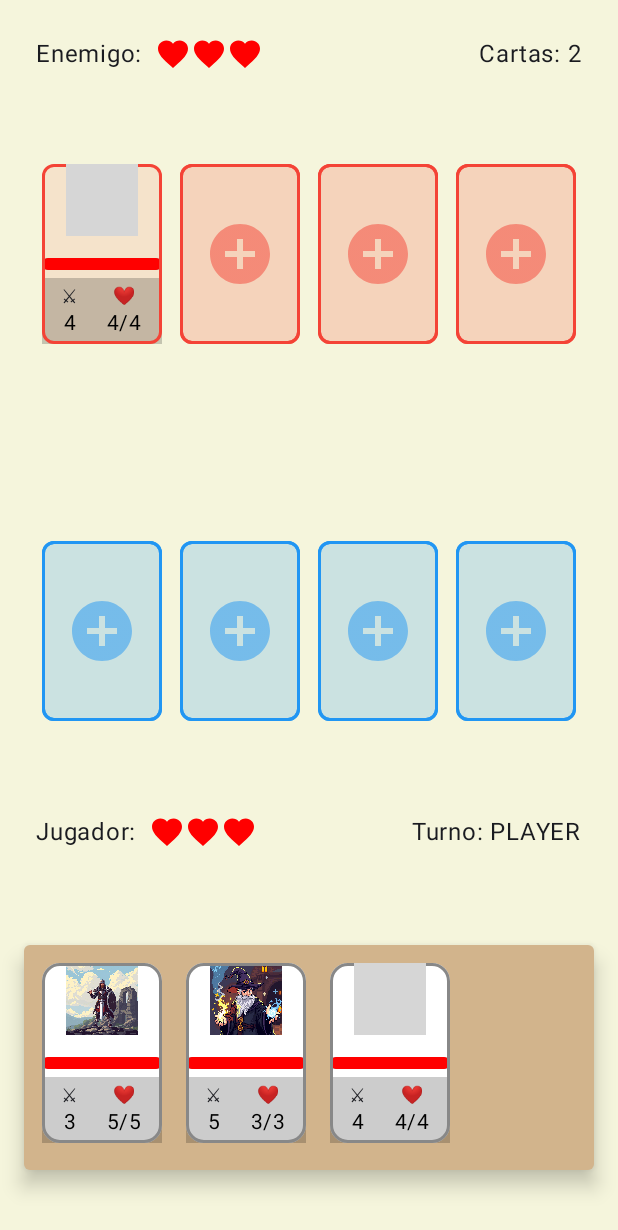
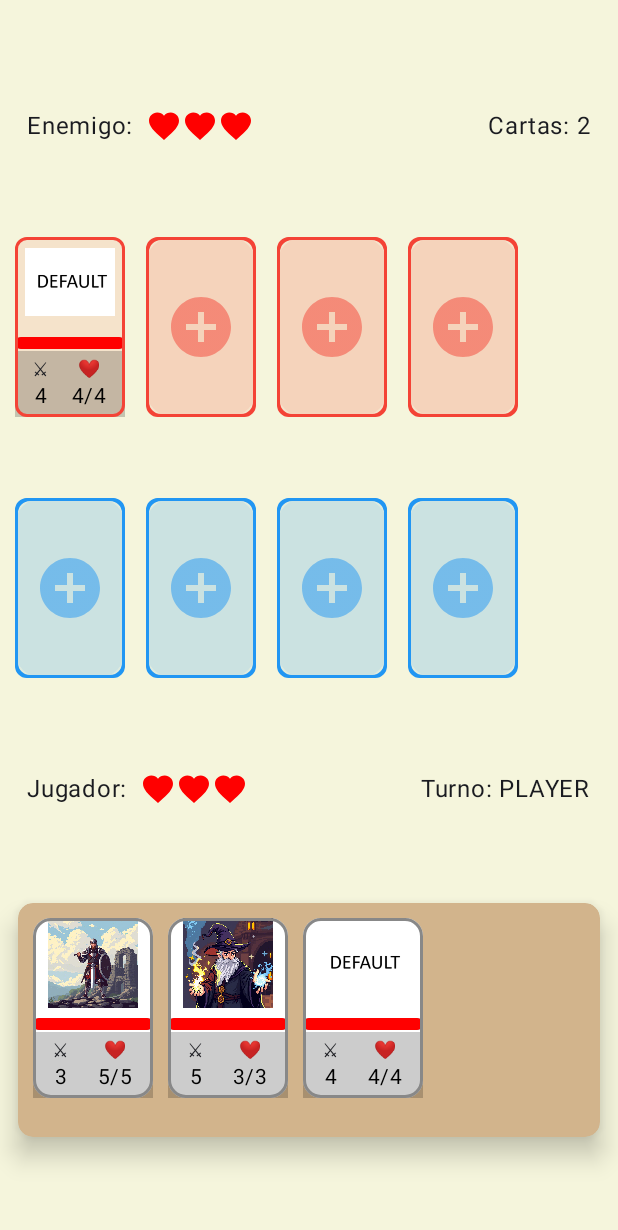
Before and after one commit to David0-Eng/TheLastTurn, an Android app built with Jetpack Compose: the GameScreen screen opened through its navigation route, on a phone screen of 412 x 824 dp. Shown: the top 1230 px of the screen. Run offline under Robolectric (Android 15) with nearby library versions, the light colour scheme and no system bars; grey boxes are pictures that could not be loaded.

Commit message:
Improved a bit the display style of the GameScreen and the ResultsScreen

```diff
--- a/app/src/main/java/com/example/thelastturn/ui/screens/GameScreen.kt
+++ b/app/src/main/java/com/example/thelastturn/ui/screens/GameScreen.kt
@@ -1,5 +1,6 @@
 package com.example.thelastturn.ui.screens
 
+import android.content.res.Configuration
 import androidx.compose.animation.AnimatedVisibility
 import androidx.compose.animation.core.animateFloatAsState
 import androidx.compose.foundation.Image
@@ -18,10 +19,11 @@ import androidx.compose.runtime.*
 import androidx.compose.ui.Alignment
 import androidx.compose.ui.Modifier
 import androidx.compose.ui.draw.shadow
-import androidx.compose.ui.graphics.Brush
 import androidx.compose.ui.graphics.Color
 import androidx.compose.ui.graphics.graphicsLayer
+import androidx.compose.ui.platform.LocalConfiguration
 import androidx.compose.ui.res.painterResource
+import androidx.compose.ui.unit.Dp
 import androidx.compose.ui.unit.dp
 import androidx.lifecycle.viewmodel.compose.viewModel
 import com.example.thelastturn.R
@@ -29,6 +31,12 @@ import com.example.thelastturn.model.BoardSlot
 import com.example.thelastturn.model.Card
 import com.example.thelastturn.viewmodel.GameViewModel
 import com.example.thelastturn.model.PlayerTurn
+
+@Composable
+fun isLandscape(): Boolean {
+    val configuration = LocalConfiguration.current
+    return configuration.orientation == Configuration.ORIENTATION_LANDSCAPE
+}
 
 @Composable
 fun GameScreen(onGameEnd: (String) -> Unit) {
@@ -41,54 +49,107 @@ fun GameScreen(onGameEnd: (String) -> Unit) {
         }
     }
 
-    // Fondo amarillo claro estilo trigo
-    Box(
-        modifier = Modifier.fillMaxSize(),
-        contentAlignment = Alignment.Center
-    ) {
+    val landscape = isLandscape()
+
     Box(
         modifier = Modifier
             .fillMaxSize()
-                .background(Color(0xFFF5F5DC)) // Amarillo claro estilo trigo
-        )
+            .background(Color(0xFFF5F5DC)), // fondo beige
+        contentAlignment = Alignment.Center
+    ) {
 
+        if (landscape) {
             Column(
                 modifier = Modifier
                     .fillMaxSize()
-                .padding(16.dp),
-            verticalArrangement = Arrangement.SpaceBetween
+                    .padding(8.dp)
+            ) {
+                Row(
+                    modifier = Modifier
+                        .weight(1f)
+                        .fillMaxWidth(),
+                    horizontalArrangement = Arrangement.SpaceEvenly
+                ) {
+                    Column(
+                        modifier = Modifier
+                            .weight(2f)
+                            .fillMaxHeight()
+                            .padding(end = 16.dp), // espacio entre enemigo y jugador
+                        verticalArrangement = Arrangement.spacedBy(16.dp)
                     ) {
                         EnemyInfo(viewModel)
 
-            // Tablero enemigo
                         BoardSection(
                             slots = viewModel.enemySlots,
                             isPlayer = false,
                             viewModel = viewModel,
-                availableCards = viewModel.enemyHand
+                            cardSpacing = 8.dp
                         )
+                    }
 
-            Spacer(modifier = Modifier.height(24.dp))
+                    Column(
+                        modifier = Modifier
+                            .weight(2f)
+                            .fillMaxHeight()
+                            .padding(start = 16.dp), // espacio entre enemigo y jugador
+                        verticalArrangement = Arrangement.spacedBy(16.dp)
+                    ) {
+                        PlayerInfo(viewModel)
 
-            // Tablero jugador
                         BoardSection(
                             slots = viewModel.playerSlots,
                             isPlayer = true,
                             viewModel = viewModel,
-                availableCards = viewModel.playerHand
+                            cardSpacing = 8.dp
                         )
+                    }
+                }
 
-            PlayerInfo(viewModel)
+                Spacer(modifier = Modifier.height(16.dp)) // espacio entre tablero y mano
 
-            // Baraja del jugador (ajustada)
+                Box(
+                    modifier = Modifier
+                        .height(180.dp),
+                    contentAlignment = Alignment.Center
+                ) {
                     PlayerHand(
-                cards = viewModel.playerHand.take(4), // Máximo 4 cartas visibles
+                        cards = viewModel.playerHand.take(4),
                         selectedCard = viewModel.selectedCard.value,
                         onCardSelected = { viewModel.selectCard(it) }
                     )
                 }
             }
         }
+
+        else {
+            Column(
+                modifier = Modifier
+                    .padding(10.dp)
+                    .matchParentSize(),
+                verticalArrangement = Arrangement.SpaceEvenly
+            ) {
+                EnemyInfo(viewModel)
+                BoardSection(
+                    slots = viewModel.enemySlots,
+                    isPlayer = false,
+                    viewModel = viewModel,
+                )
+                BoardSection(
+                    slots = viewModel.playerSlots,
+                    isPlayer = true,
+                    viewModel = viewModel,
+                )
+                PlayerInfo(viewModel)
+                PlayerHand(
+                    cards = viewModel.playerHand.take(4),
+                    selectedCard = viewModel.selectedCard.value,
+                    onCardSelected = { viewModel.selectCard(it) }
+                )
+            }
+        }
+    }
+}
+
 
 @Composable
 private fun PlayerInfo(viewModel: GameViewModel) {
@@ -126,7 +187,7 @@ private fun EnemyInfo(viewModel: GameViewModel) {
 
 @Composable
 private fun HealthIcons(health: Int) {
-    val maxHealth = 3 // Ajusta esto según tu lógica de juego
+    val maxHealth = 3
     Row {
         repeat(maxHealth) { index ->
             val isVisible = index < health
@@ -147,18 +208,17 @@ private fun BoardSection(
     slots: List<BoardSlot>,
     isPlayer: Boolean,
     viewModel: GameViewModel,
-    availableCards: List<Card>
+    cardSpacing: Dp = 14.dp
 ) {
     LazyRow(
         modifier = Modifier.fillMaxWidth(),
-        horizontalArrangement = Arrangement.SpaceEvenly
+        horizontalArrangement = Arrangement.spacedBy(cardSpacing)
     ) {
         items(slots) { slot ->
             BoardSlotUI(
                 slot = slot,
                 isPlayer = isPlayer,
                 viewModel = viewModel,
-                availableCards = availableCards
             )
         }
     }
@@ -168,18 +228,17 @@ private fun BoardSection(
 private fun BoardSlotUI(
     slot: BoardSlot,
     isPlayer: Boolean,
-    viewModel: GameViewModel,
-    availableCards: List<Card>
+    viewModel: GameViewModel
 ) {
     val cardInSlot = slot.card
     val slotColor = if (isPlayer) Color(0xFF2196F3) else Color(0xFFF44336)
 
     Box(
         modifier = Modifier
-            .width(80.dp)
+            .width(73.dp)
             .height(120.dp)
             .border(
-                width = 2.dp,
+                width = 1.5.dp,
                 color = slotColor,
                 shape = RoundedCornerShape(8.dp)
             )
@@ -212,9 +271,9 @@ private fun CardInSlot(card: Card) {
         Image(
             painter = painterResource(id = card.imageRes),
             contentDescription = card.name,
-            modifier = Modifier.size(48.dp)
+            modifier = Modifier.size(60.dp)
         )
-        Spacer(modifier = Modifier.height(4.dp))
+        Spacer(modifier = Modifier.height(4.5.dp))
         HealthBar(health = card.health, maxHealth = card.maxHealth)
         Row(
             modifier = Modifier
@@ -225,19 +284,11 @@ private fun CardInSlot(card: Card) {
         ) {
             Column(horizontalAlignment = Alignment.CenterHorizontally) {
                 Text("⚔", style = MaterialTheme.typography.bodySmall)
-                Text(
-                    text = "${card.damage}",
-                    style = MaterialTheme.typography.bodyMedium,
-                    color = Color.Black
-                )
+                Text("${card.damage}", style = MaterialTheme.typography.bodyMedium, color = Color.Black)
             }
             Column(horizontalAlignment = Alignment.CenterHorizontally) {
                 Text("❤", style = MaterialTheme.typography.bodySmall)
-                Text(
-                    text = "${card.health}/${card.maxHealth}",
-                    style = MaterialTheme.typography.bodyMedium,
-                    color = Color.Black
-                )
+                Text("${card.health}/${card.maxHealth}", style = MaterialTheme.typography.bodyMedium, color = Color.Black)
             }
         }
     }
@@ -250,13 +301,13 @@ private fun HealthBar(health: Int, maxHealth: Int) {
         modifier = Modifier
             .fillMaxWidth()
             .height(8.dp)
-            .background(Color.Gray, RoundedCornerShape(4.dp))
+            .background(Color.Gray, RoundedCornerShape(8.dp))
     ) {
         Box(
             modifier = Modifier
                 .fillMaxWidth(animatedHealth / maxHealth)
                 .height(8.dp)
-                .background(Color.Red, RoundedCornerShape(4.dp))
+                .background(Color.Red, RoundedCornerShape(8.dp))
         )
     }
 }
@@ -267,8 +318,8 @@ private fun SlotPlaceholder(color: Color) {
         contentAlignment = Alignment.Center,
         modifier = Modifier
             .fillMaxSize()
-            .background(color = color.copy(alpha = 0.1f), shape = RoundedCornerShape(8.dp))
-            .border(2.dp, color = color, shape = RoundedCornerShape(8.dp))
+            .background(color = color.copy(alpha = 0.1f), shape = RoundedCornerShape(18.dp))
+            .border(1.5.dp, color = color, shape = RoundedCornerShape(10.dp))
     ) {
         Icon(
             imageVector = Icons.Default.AddCircle,
@@ -288,15 +339,15 @@ private fun PlayerHand(
     Card(
         modifier = Modifier
             .fillMaxWidth()
-            .height(180.dp) // Altura más grande para mejorar la visibilidad
-            .padding(top = 2.dp, bottom = 28.dp) // Subir el marco
-            .shadow(elevation = 8.dp, shape = RoundedCornerShape(4.dp)),
-        colors = CardDefaults.cardColors(containerColor = Color(0xFFD2B48C)), // Color marrón
-        shape = RoundedCornerShape(2.dp)
+            .height(160.dp)
+            .padding(2.dp)
+            .shadow(elevation = 10.dp, shape = RoundedCornerShape(10.dp)),
+        colors = CardDefaults.cardColors(containerColor = Color(0xFFD2B48C)),
+        shape = RoundedCornerShape(10.dp)
     ) {
         LazyRow(
-            horizontalArrangement = Arrangement.spacedBy(16.dp), // Espaciado más amplio
-            modifier = Modifier.padding(12.dp)
+            horizontalArrangement = Arrangement.spacedBy(10.dp),
+            modifier = Modifier.padding(10.dp)
         ) {
             items(cards) { card ->
                 CardUI(
@@ -309,19 +360,20 @@ private fun PlayerHand(
     }
 }
 
+
 @Composable
 private fun CardUI(
     card: Card,
     isSelected: Boolean,
     onClick: () -> Unit
 ) {
-    val scale by animateFloatAsState(if (isSelected) 1.1f else 1f) // Escala ligeramente
+    val scale by animateFloatAsState(if (isSelected) 1.1f else 1f)
 
     Box(
         modifier = Modifier
-            .graphicsLayer(scaleX = scale, scaleY = scale) // Aplicar escala
-            .width(80.dp) // Ancho más amplio
-            .height(120.dp) // Altura más alta
+            .graphicsLayer(scaleX = scale, scaleY = scale)
+            .width(80.dp)
+            .height(120.dp)
             .border(
                 width = 2.dp,
                 color = if (isSelected) Color.Green else Color.Gray,
```
Also changed, not shown: app/src/main/java/com/example/thelastturn/ui/screens/ResultsScreen.kt (+65 -10 lines), app/src/main/java/com/example/thelastturn/viewmodel/GameViewModel.kt (+29 -2 lines), app/src/main/res/drawable/default_card.png (added). Lines whose indentation alone changed are shown as unchanged.
